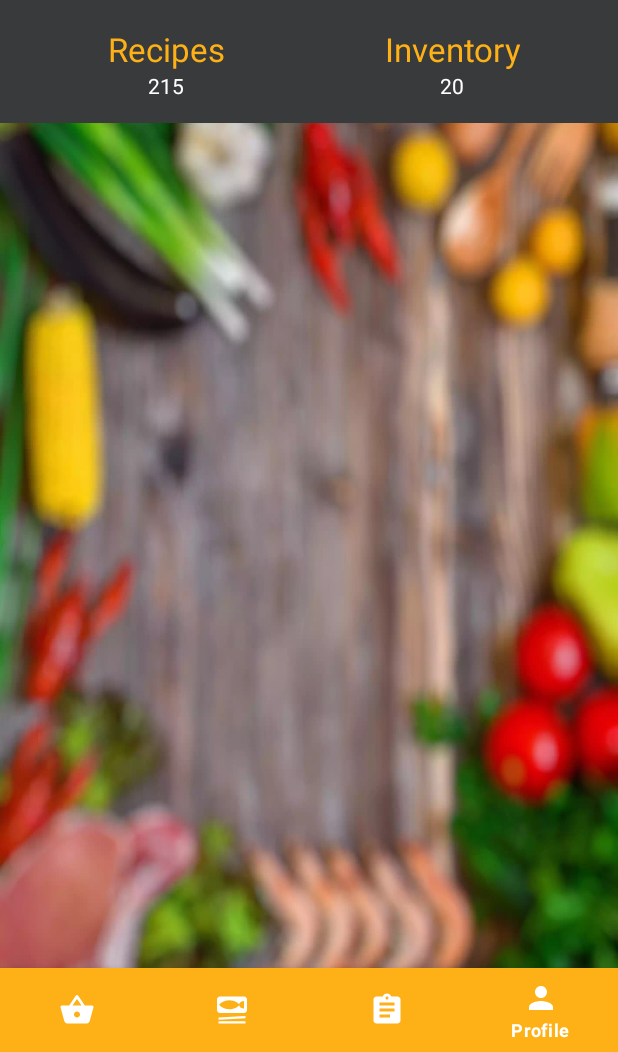
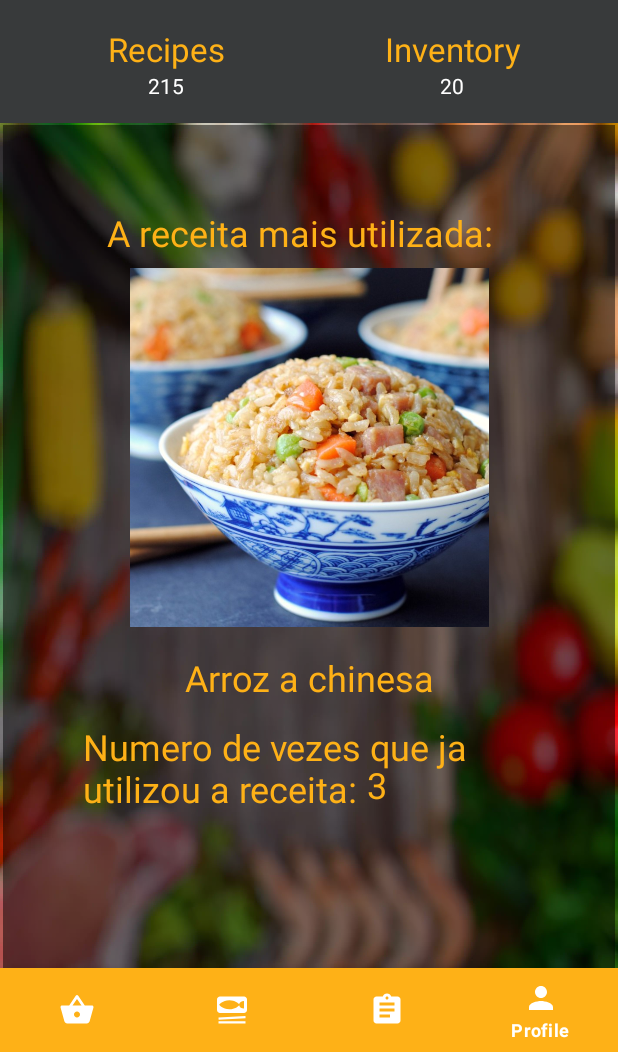
Before and after one commit to sergioezequiel/FoodManager-App, an Android app: the ProfileFragment screen opened through its navigation route, on a phone screen of 412 x 824 dp, the part 184-1236 px from its top. Run offline under Robolectric (Android 15) with nearby library versions, the phone set to English and light mode, and no system bars; our stand-ins replace navigation-ui; Roboto replaces fonts that are not available here.

Commit message:
Alteração ao layout do Perfil.

```diff
--- a/app/src/main/res/layout/fragment_profile.xml
+++ b/app/src/main/res/layout/fragment_profile.xml
@@ -1,6 +1,5 @@
 <?xml version="1.0" encoding="utf-8"?>
-<androidx.constraintlayout.widget.ConstraintLayout
-    xmlns:android="http://schemas.android.com/apk/res/android"
+<androidx.constraintlayout.widget.ConstraintLayout xmlns:android="http://schemas.android.com/apk/res/android"
     xmlns:app="http://schemas.android.com/apk/res-auto"
     xmlns:tools="http://schemas.android.com/tools"
     android:layout_width="match_parent"
@@ -8,10 +7,10 @@
 
     <androidx.constraintlayout.widget.ConstraintLayout
         android:id="@+id/constraint_layout_profile"
-        android:padding="15dp"
         android:layout_width="match_parent"
         android:layout_height="wrap_content"
         android:background="@color/nivel1"
+        android:padding="15dp"
         app:layout_constraintEnd_toEndOf="parent"
         app:layout_constraintStart_toStartOf="parent"
         app:layout_constraintTop_toTopOf="parent">
@@ -44,9 +43,9 @@
             android:id="@+id/textViewLocation"
             android:layout_width="wrap_content"
             android:layout_height="wrap_content"
+            android:layout_marginStart="12dp"
             android:text="pataria de cima"
             android:textColor="@color/white"
-            android:layout_marginStart="12dp"
             app:layout_constraintBottom_toBottomOf="@id/linear_layout_text"
             app:layout_constraintEnd_toEndOf="@id/constraint_layout_profile"
             app:layout_constraintHorizontal_bias="0.0"
@@ -56,12 +55,12 @@
 
         <LinearLayout
             android:id="@+id/linear_layout_text"
-            app:layout_constraintTop_toBottomOf="@id/icon_profile"
+            android:layout_width="match_parent"
+            android:layout_height="wrap_content"
             app:layout_constraintBottom_toBottomOf="@id/constraint_layout_profile"
+            app:layout_constraintEnd_toEndOf="@id/constraint_layout_profile"
             app:layout_constraintStart_toStartOf="@id/constraint_layout_profile"
-            app:layout_constraintEnd_toEndOf="@id/constraint_layout_profile"
-            android:layout_width="match_parent"
-            android:layout_height="wrap_content" >
+            app:layout_constraintTop_toBottomOf="@id/icon_profile">
 
             <TextView
                 android:id="@+id/textViewTotalViewRecipes"
@@ -75,45 +74,130 @@
 
             <TextView
                 android:id="@+id/textViewTotalViewInventory"
+                android:layout_width="match_parent"
+                android:layout_height="wrap_content"
+                android:layout_weight=".50"
+                android:text="Inventory"
                 android:textAlignment="center"
-                android:layout_width="match_parent"
-                android:textSize="22sp"
-                android:layout_height="wrap_content"
-                android:text="Inventory"
                 android:textColor="@color/nivel6"
-                android:layout_weight=".50"/>
+                android:textSize="22sp" />
 
         </LinearLayout>
 
         <LinearLayout
             android:id="@+id/linear_layout_dados"
+            android:layout_width="match_parent"
+            android:layout_height="wrap_content"
+            app:layout_constraintBottom_toBottomOf="@id/constraint_layout_profile"
+            app:layout_constraintEnd_toEndOf="@id/constraint_layout_profile"
             app:layout_constraintStart_toStartOf="@id/constraint_layout_profile"
-            app:layout_constraintEnd_toEndOf="@id/constraint_layout_profile"
-            app:layout_constraintTop_toBottomOf="@id/linear_layout_text"
-            app:layout_constraintBottom_toBottomOf="@id/constraint_layout_profile"
-            android:layout_width="match_parent"
-            android:layout_height="wrap_content" >
+            app:layout_constraintTop_toBottomOf="@id/linear_layout_text">
 
             <TextView
                 android:id="@+id/textViewTotalRecipes"
                 android:layout_width="match_parent"
                 android:layout_height="wrap_content"
+                android:layout_weight=".50"
                 android:text="215"
-                android:textColor="@color/white"
                 android:textAlignment="center"
-                android:layout_weight=".50"/>
+                android:textColor="@color/white" />
 
             <TextView
                 android:id="@+id/textViewTotalInventory"
                 android:layout_width="match_parent"
                 android:layout_height="wrap_content"
+                android:layout_weight=".50"
+                android:text="20"
                 android:textAlignment="center"
-                android:textColor="@color/white"
-                android:text="20"
-                android:layout_weight=".50"/>
+                android:textColor="@color/white" />
 
         </LinearLayout>
 
     </androidx.constraintlayout.widget.ConstraintLayout>
 
+    <androidx.constraintlayout.widget.ConstraintLayout
+        android:id="@+id/constraintLayout2"
+        android:layout_width="408dp"
+        android:layout_height="618dp"
+        android:layout_marginTop="1dp"
+        android:background="#80000000"
+        app:layout_constraintEnd_toEndOf="parent"
+        app:layout_constraintStart_toStartOf="parent"
+        app:layout_constraintTop_toBottomOf="@+id/constraint_layout_profile">
+
+        <TextView
+            android:id="@+id/textViewNumero"
+            android:layout_width="wrap_content"
+            android:layout_height="wrap_content"
+            android:layout_marginEnd="32dp"
+            android:layout_marginBottom="52dp"
+            android:scrollbarThumbHorizontal="@color/nivel6"
+            android:text="3"
+            android:textColor="#FEB117"
+            android:textSize="24sp"
+            app:layout_constraintBottom_toBottomOf="@+id/textViewNumeroDeVezesUtilizada"
+            app:layout_constraintEnd_toEndOf="@+id/textViewNomeDaReceita" />
+
+        <ImageView
+            android:id="@+id/imageView"
+            android:layout_width="286dp"
+            android:layout_height="239dp"
+            android:layout_marginStart="73dp"
+            android:layout_marginEnd="73dp"
+            android:layout_marginBottom="17dp"
+            app:layout_constraintBottom_toTopOf="@+id/textViewNomeDaReceita"
+            app:layout_constraintEnd_toEndOf="parent"
+            app:layout_constraintStart_toStartOf="parent"
+            app:layout_constraintTop_toBottomOf="@+id/textViewReceitaFav"
+            app:srcCompat="@drawable/arroz" />
+
+        <TextView
+            android:id="@+id/textViewReceitaFav"
+            android:layout_width="wrap_content"
+            android:layout_height="wrap_content"
+            android:layout_marginStart="8dp"
+            android:layout_marginTop="55dp"
+            android:layout_marginBottom="7dp"
+            android:scrollbarThumbHorizontal="@color/nivel6"
+            android:text="A receita mais utilizada:"
+            android:textColor="#FEB117"
+            android:textColorLink="#FEB117"
+            android:textSize="24sp"
+            app:layout_constraintBottom_toTopOf="@+id/imageView"
+            app:layout_constraintStart_toStartOf="@+id/imageView"
+            app:layout_constraintTop_toTopOf="parent" />
+
+        <TextView
+            android:id="@+id/textViewNumeroDeVezesUtilizada"
+            android:layout_width="0dp"
+            android:layout_height="0dp"
+            android:layout_marginStart="53dp"
+            android:layout_marginEnd="53dp"
+            android:layout_marginBottom="110dp"
+            android:scrollbarThumbHorizontal="@color/nivel6"
+            android:text="Numero de vezes que ja utilizou a receita:"
+            android:textColor="#FEB117"
+            android:textSize="24sp"
+            app:layout_constraintBottom_toBottomOf="parent"
+            app:layout_constraintEnd_toEndOf="parent"
+            app:layout_constraintHorizontal_bias="0.0"
+            app:layout_constraintStart_toStartOf="parent"
+            app:layout_constraintTop_toBottomOf="@+id/textViewNomeDaReceita" />
+
+        <TextView
+            android:id="@+id/textViewNomeDaReceita"
+            android:layout_width="wrap_content"
+            android:layout_height="wrap_content"
+            android:layout_marginBottom="13dp"
+            android:scrollbarThumbHorizontal="@color/nivel6"
+            android:text="Arroz a chinesa"
+            android:textColor="#FEB117"
+            android:textSize="24sp"
+            app:layout_constraintBottom_toTopOf="@+id/textViewNumeroDeVezesUtilizada"
+            app:layout_constraintEnd_toEndOf="parent"
+            app:layout_constraintHorizontal_bias="0.502"
+            app:layout_constraintStart_toStartOf="parent"
+            app:layout_constraintTop_toBottomOf="@+id/imageView" />
+    </androidx.constraintlayout.widget.ConstraintLayout>
+
 </androidx.constraintlayout.widget.ConstraintLayout>
```
Also changed, not shown: app/build.gradle (line endings or trailing spaces), app/src/main/res/drawable-v24/arroz.jpg (added).
